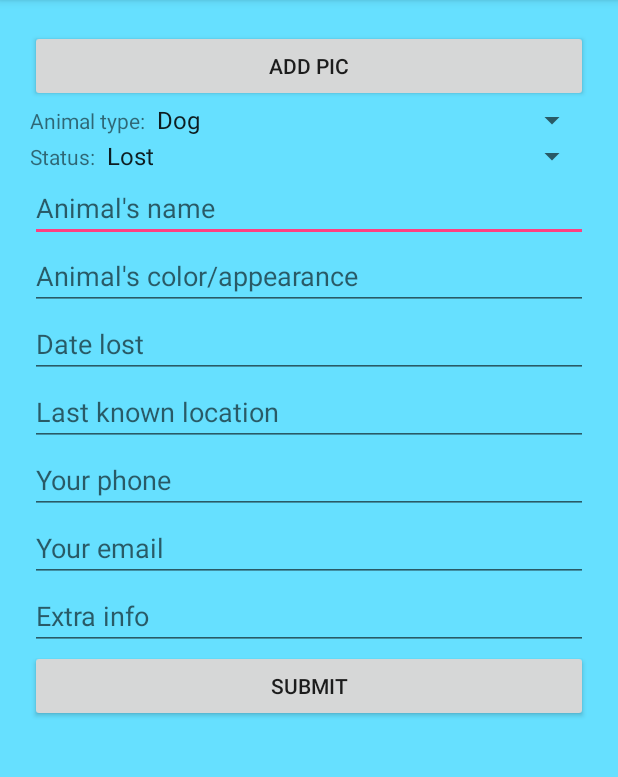
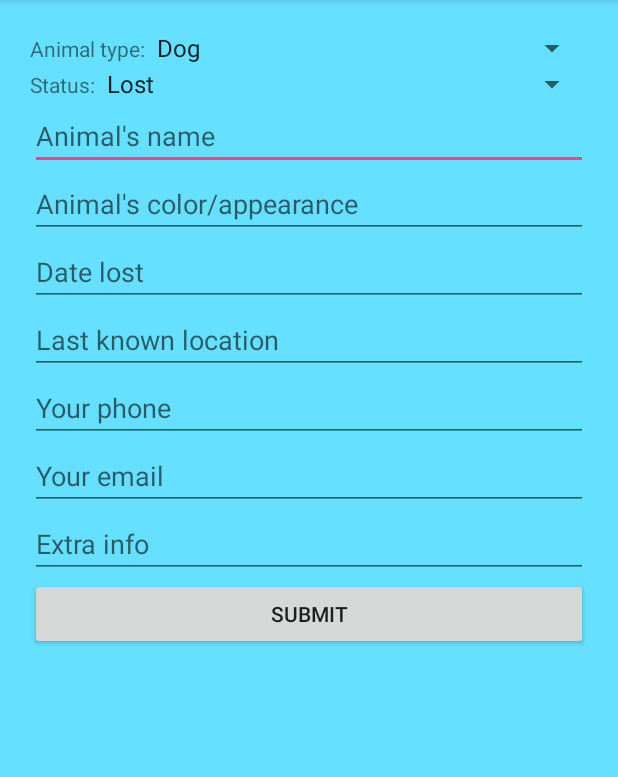
Before and after one commit to cobalt111/LostNFound, an Android app: the screen it shows after launch (Post), after a tap on "POST AN ANIMAL", on a phone screen of 412 x 824 dp, the part 84-861 px from its top. Run offline under Robolectric (Android 15) with nearby library versions, the phone set to English and light mode, and no system bars; our stand-ins replace Firebase (no records; nobody signed in at launch, a user with empty details on screens opened directly); 2 statements that could not run were skipped.

Commit message:
small fixes

```diff
--- a/app/src/main/java/com/example/tim/lostnfound/ListingsFragment.java
+++ b/app/src/main/java/com/example/tim/lostnfound/ListingsFragment.java
@@ -224,15 +224,16 @@ public class ListingsFragment extends Fragment {
 
     }
 
-    @Override
-    public void onResume() {
-        super.onResume();
-
-        listView.setAdapter(null);
-        adapter = queryDatabaseForData(userIntention);
-        listView.setAdapter(adapter);
-
-    }
+//    @Override
+//    public void onResume() {
+//        super.onResume();
+//
+//        nameLinkedList.clear();
+//        listView.setAdapter(null);
+//        adapter = queryDatabaseForData(userIntention);
+//        listView.setAdapter(adapter);
+//
+//    }
 
 }
 
--- a/app/src/main/java/com/example/tim/lostnfound/MainActivity.java
+++ b/app/src/main/java/com/example/tim/lostnfound/MainActivity.java
@@ -219,16 +219,25 @@ public class MainActivity extends AppCompatActivity implements ListingsFragment.
 
     }
 
+    @Override
+    public void onResume() {
+        super.onResume();
+
+        mSectionsPagerAdapter.notifyDataSetChanged();
+//        mViewPager.setAdapter(null);
+//        mViewPager.setAdapter(mSectionsPagerAdapter);
+    }
+
     private class SectionsPagerAdapter extends FragmentPagerAdapter {
 
         public SectionsPagerAdapter(FragmentManager fm) {
             super(fm);
         }
 
-//        @Override
-//        public int getItemPosition(Object object){
-//            return POSITION_NONE;
-//        }
+        @Override
+        public int getItemPosition(Object object){
+            return POSITION_NONE;
+        }
 
         @Override
         public Fragment getItem(int position) {
--- a/app/src/main/java/com/example/tim/lostnfound/Post.java
+++ b/app/src/main/java/com/example/tim/lostnfound/Post.java
@@ -172,15 +172,15 @@ public class Post extends AppCompatActivity implements LocationListener {
             }
         });
 
-        // button to add picture?
-        picButton = (Button) findViewById(R.id.postPictureButton);
-        picButton.setOnClickListener(new View.OnClickListener(){
-            @Override
-            public void onClick(View v){
-                //TODO add picture functionality
-            }
-        });
-
+//        // button to add picture?
+//        picButton = (Button) findViewById(R.id.postPictureButton);
+//        picButton.setOnClickListener(new View.OnClickListener(){
+//            @Override
+//            public void onClick(View v){
+//                //TODO add picture functionality
+//            }
+//        });
+//
 
 
         // submit button
@@ -244,7 +244,7 @@ public class Post extends AppCompatActivity implements LocationListener {
         return newAnimalRef.getKey();
     }
 
-    private class GeocoderHandler extends Handler {
+    private static class GeocoderHandler extends Handler {
         @Override
         public void handleMessage(Message message) {
             String locationAddress;
--- a/app/src/main/res/layout/content_post.xml
+++ b/app/src/main/res/layout/content_post.xml
@@ -20,12 +20,6 @@
             android:layout_weight="1"
             android:text="@string/post_picture" />
 -->
-        <Button
-            android:id="@+id/postPictureButton"
-            android:layout_width="match_parent"
-            android:layout_height="wrap_content"
-            android:text="@string/post_pic_button" />
-
 
 
         <LinearLayout
```
Also changed, not shown: app/src/main/java/com/example/tim/lostnfound/MapsActivity.java (+6 -7 lines).
